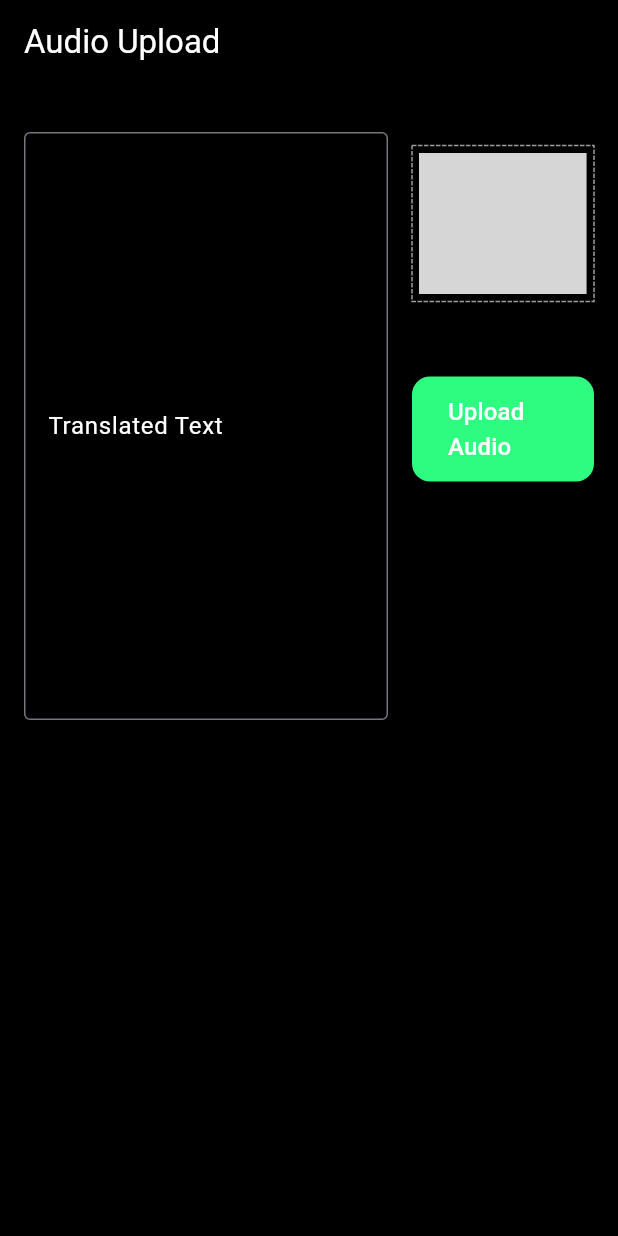
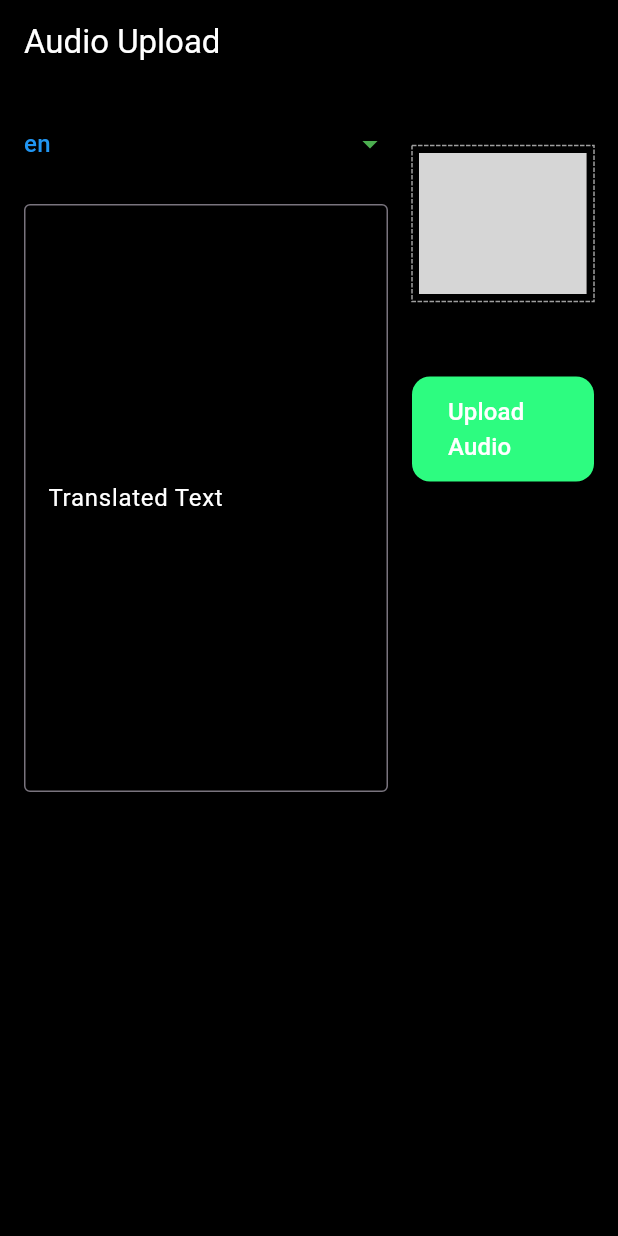
Before and after one commit to Noah12398/Translator, a Flutter app: the MyHomePage screen opened directly, on a phone screen of 412 x 824 dp. Run offline on Flutter 3.47's test engine with Material 3 defaults, Android fonts, the phone set to English and light mode, and no system bars; drawn by our look-alikes of dotted_border; our stand-ins replace get, speech_to_text; missing offline and left inert: flutter_dropzone, translator; grey boxes are pictures that could not be loaded.

```diff
--- a/lib/AudioUpload.dart
+++ b/lib/AudioUpload.dart
@@ -32,7 +32,7 @@ class MyHomePage extends StatelessWidget {
 
   @override
   Widget build(BuildContext context) {
-    TranslatorController controller = Get.put(TranslatorController());
+    TranslatorController controller9 = Get.put(TranslatorController());
 
     return Scaffold(
       backgroundColor: Colors.black, // Set background color to black
@@ -57,25 +57,53 @@ class MyHomePage extends StatelessWidget {
                     child: Column(
                       crossAxisAlignment: CrossAxisAlignment.start,
                       children: [
-                        // Language Dropdown for Translation
+                        DropdownButton<String>(
+                          value: controller9.selectedItem9,
+                          dropdownColor: const Color.fromARGB(255, 45, 45,
+                              45),
+
+                          hint: const Text(
+                            'Language to translate to',
+                            style: TextStyle(
+                                color: Colors.white),
+                          ),
+                          onChanged: (String? newValue) {
+                            if (newValue != null) {
+                              controller9.changelanguage9(newValue);
+                            }
+                          },
+                          isExpanded: true,
+                          items: _items
+                              .map<DropdownMenuItem<String>>((String value) {
+                            return DropdownMenuItem<String>(
+                              value: value,
+                              child: Text(value,
+                                  style: const TextStyle(color: Colors.blue)),
+                            );
+                          }).toList(),
+                          icon: const Icon(Icons.arrow_drop_down,
+                              color: Colors.green),
+                          underline:
+                              Container(height: 2, color: Colors.transparent),
+                        ),
                         const SizedBox(height: 16),
 
-                        // TextField for Translated Text
                         TextField(
-                          controller: controller.translatedTextController,
+                          readOnly: true,
+                          controller: controller9.translatedTextController,
                           focusNode: inputFocusNode,
                           decoration: const InputDecoration(
                             border: OutlineInputBorder(),
                             labelText: "Translated Text",
                             labelStyle: TextStyle(
                                 color:
-                                    Colors.white), // Set label color to white
+                                    Colors.white),
                             hintStyle: TextStyle(
                                 color: Colors
-                                    .white), // Set hint text color to white
+                                    .white),
                           ),
                           style: const TextStyle(
-                              color: Colors.white), // Set text color to white
+                              color: Colors.white),
                           maxLines: 15,
                         ),
                       ],
--- a/lib/Translate_Text.dart
+++ b/lib/Translate_Text.dart
@@ -155,6 +155,7 @@ class Translatetextno extends StatelessWidget {
 
                               // TextField for Translated Text
                               TextField(
+                                readOnly: true,
                                 controller: controller.translatedTextController,
                                 focusNode: inputFocusNode,
                                 decoration: const InputDecoration(
```
Also changed, not shown: lib/Controller.dart (+22 -13 lines), lib/RealTimeTranslation.dart (+21 -19 lines), 1 other file.
